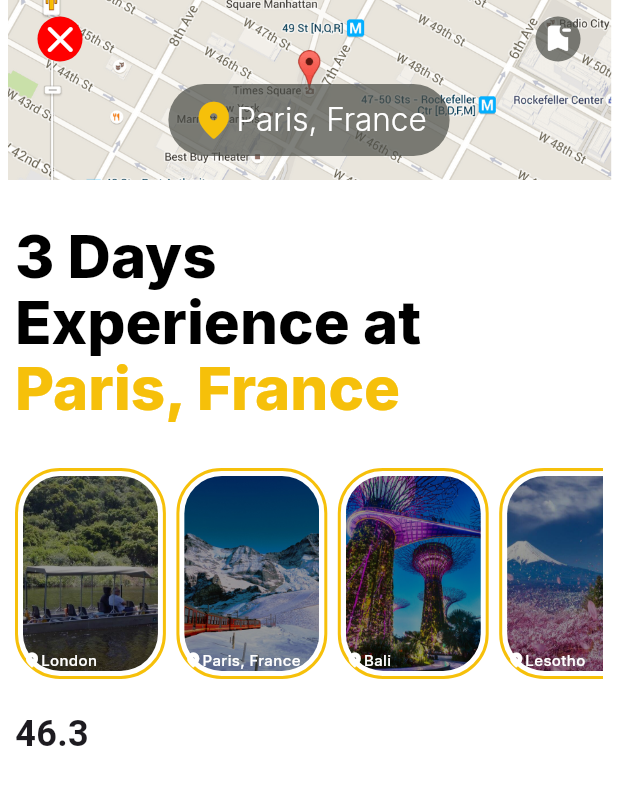
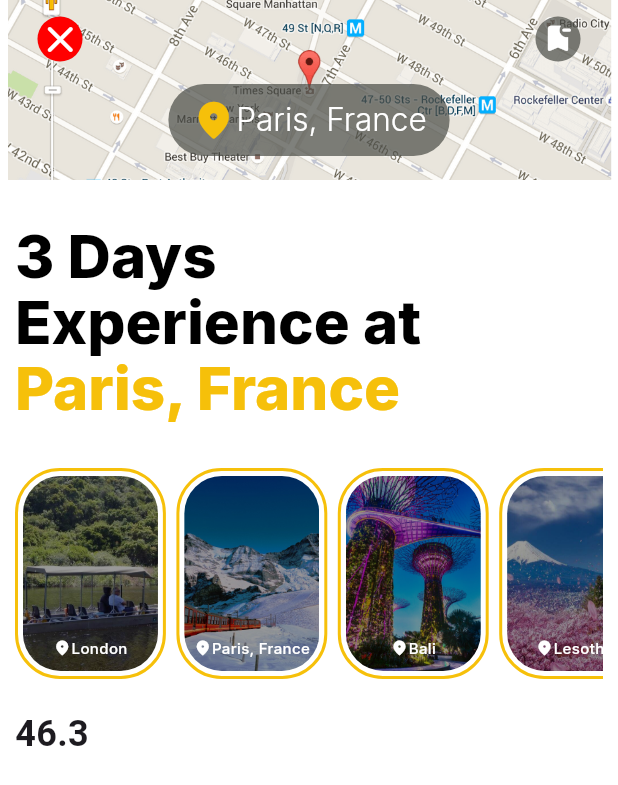
Before and after one commit to kwakyebrilliant/VoyageAI, a Flutter app: the screen it shows after launch, after a tap on "TRAVEL", on a phone screen of 412 x 824 dp. Shown: the top 785 px of the screen. Run offline on Flutter 3.47's test engine with Material 3 defaults, Android fonts, the phone set to English and light mode, and no system bars; our stand-ins replace country_picker, flutter_typeahead, google_fonts.

Commit message:
details updates

```diff
--- a/lib/screens/detail_screen.dart
+++ b/lib/screens/detail_screen.dart
@@ -209,8 +209,12 @@ class DetailScreen extends StatelessWidget {
                                   ),
                                 ),
                                 Positioned(
-                                  bottom: 0.0,
+                                  bottom: 8.0,
+                                  left: 0.0,
+                                  right: 0.0,
+                                  child: Center(
                                     child: Row(
+                                      mainAxisSize: MainAxisSize.min,
                                       children: [
                                         const Icon(
                                           Icons.location_on_rounded,
@@ -226,6 +230,7 @@ class DetailScreen extends StatelessWidget {
                                           ),
                                         ),
                                       ],
+                                    ),
                                   ),
                                 ),
                               ],
```
Lines whose indentation alone changed are shown as unchanged.
